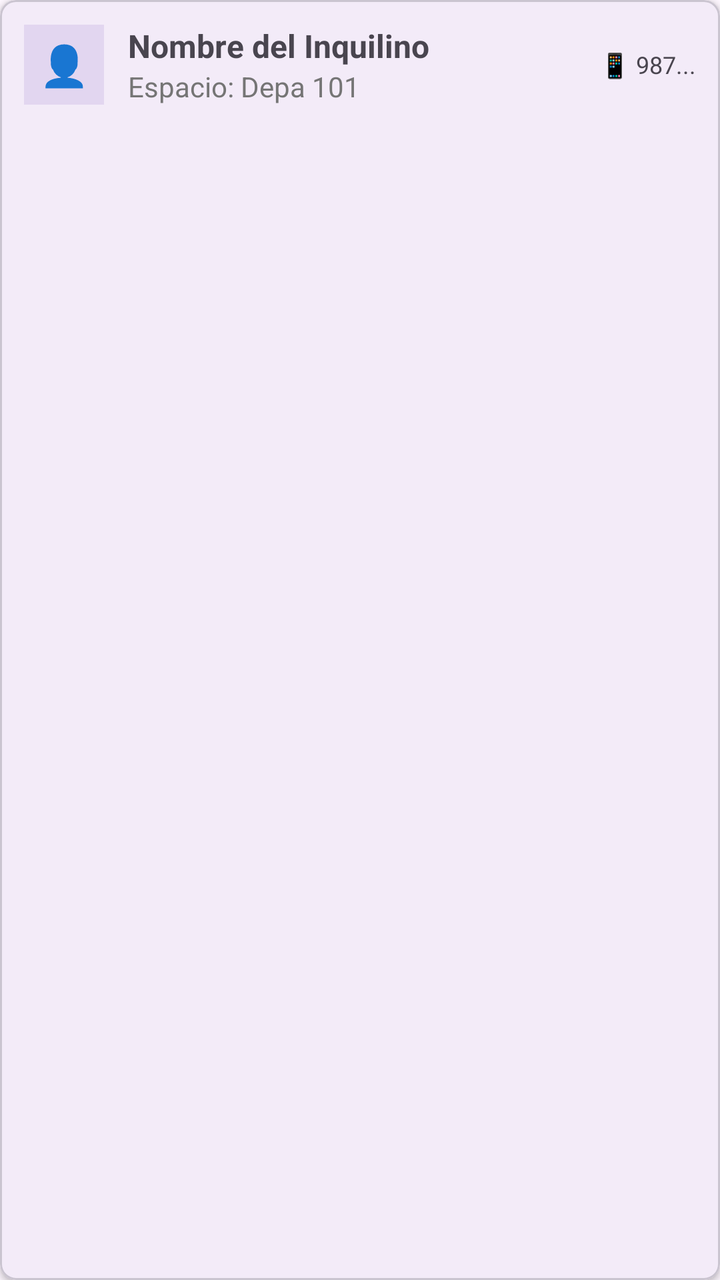
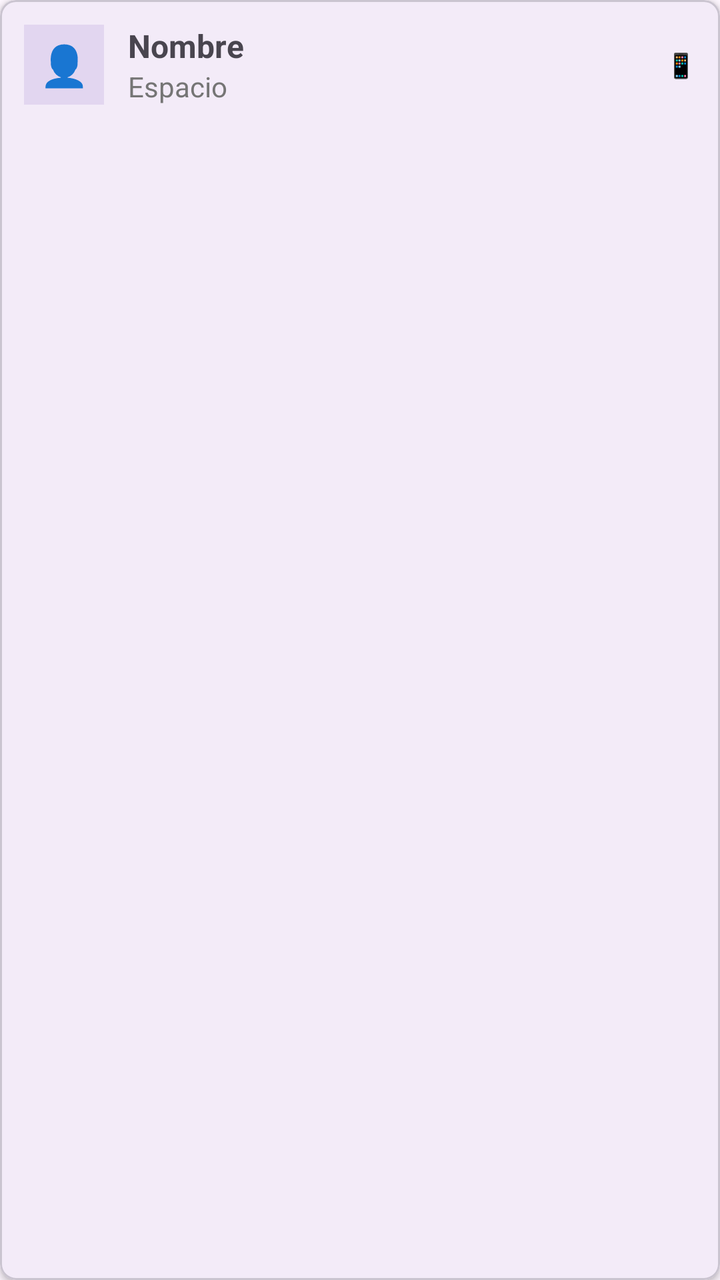

Screens rendered from an Android XML layout before and after an edit, with the pre-edit source and the edit as a unified diff.
<!-- AndroidManifest.xml: application theme Theme.KiloWatt -->
<!-- res/layout/item_inquilino.xml -->
<?xml version="1.0" encoding="utf-8"?>
<com.google.android.material.card.MaterialCardView xmlns:android="http://schemas.android.com/apk/res/android"
    xmlns:app="http://schemas.android.com/apk/res-auto"
    android:layout_width="match_parent"
    android:layout_height="wrap_content"
    android:layout_marginBottom="8dp"
    app:cardCornerRadius="8dp"
    app:cardElevation="2dp">

    <LinearLayout
        android:layout_width="match_parent"
        android:layout_height="wrap_content"
        android:orientation="horizontal"
        android:padding="12dp"
        android:gravity="center_vertical">

        <TextView
            android:id="@+id/tvIcono"
            android:layout_width="40dp"
            android:layout_height="40dp"
            android:background="#1F673AB7"
            android:gravity="center"
            android:text="👤"
            android:textSize="20sp" />

        <LinearLayout
            android:layout_width="0dp"
            android:layout_height="wrap_content"
            android:layout_weight="1"
            android:layout_marginStart="12dp"
            android:orientation="vertical">

            <TextView
                android:id="@+id/tvNombre"
                android:layout_width="wrap_content"
                android:layout_height="wrap_content"
                android:text="Nombre del Inquilino"
                android:textSize="16sp"
                android:textStyle="bold" />

            <TextView
                android:id="@+id/tvEspacio"
                android:layout_width="wrap_content"
                android:layout_height="wrap_content"
                android:text="Espacio: Depa 101"
                android:textColor="#757575"
                android:textSize="14sp" />
        </LinearLayout>

        <TextView
            android:id="@+id/tvTelefono"
            android:layout_width="wrap_content"
            android:layout_height="wrap_content"
            android:text="📱 987..."
            android:textSize="12sp" />
    </LinearLayout>
</com.google.android.material.card.MaterialCardView>
<!-- resources referenced by this layout -->
<resources>
  <style name="Theme.KiloWatt" parent="Base.Theme.KiloWatt" />
  <style name="Base.Theme.KiloWatt" parent="Theme.Material3.DayNight.NoActionBar">
          
          
      </style>
</resources>

<!-- the commit's change to res/layout/item_inquilino.xml (unified diff, before → after) -->
@@ -18,7 +18,7 @@
             android:id="@+id/tvIcono"
             android:layout_width="40dp"
             android:layout_height="40dp"
-            android:background="#1F673AB7"
+            android:background="@color/purple_light"
             android:gravity="center"
             android:text="👤"
             android:textSize="20sp" />
@@ -34,7 +34,7 @@
                 android:id="@+id/tvNombre"
                 android:layout_width="wrap_content"
                 android:layout_height="wrap_content"
-                android:text="Nombre del Inquilino"
+                android:text="Nombre"
                 android:textSize="16sp"
                 android:textStyle="bold" />
 
@@ -42,8 +42,8 @@
                 android:id="@+id/tvEspacio"
                 android:layout_width="wrap_content"
                 android:layout_height="wrap_content"
-                android:text="Espacio: Depa 101"
-                android:textColor="#757575"
+                android:text="Espacio"
+                android:textColor="@color/gray_secondary"
                 android:textSize="14sp" />
         </LinearLayout>
 
@@ -51,7 +51,7 @@
             android:id="@+id/tvTelefono"
             android:layout_width="wrap_content"
             android:layout_height="wrap_content"
-            android:text="📱 987..."
+            android:text="📱"
             android:textSize="12sp" />
     </LinearLayout>
 </com.google.android.material.card.MaterialCardView>
<!-- resource entries referenced after the edit -->
@@ -1,5 +1,7 @@
 <!-- resources referenced by this layout -->
 <resources>
+  <color name="gray_secondary">#757575</color>
+  <color name="purple_light">#1F673AB7</color>
   <style name="Theme.KiloWatt" parent="Base.Theme.KiloWatt" />
   <style name="Base.Theme.KiloWatt" parent="Theme.Material3.DayNight.NoActionBar">
           
